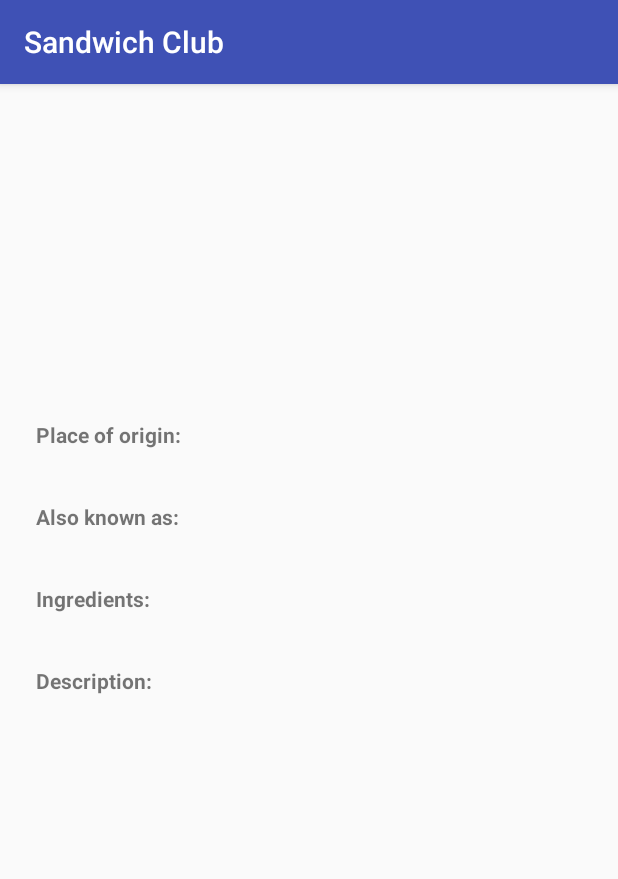
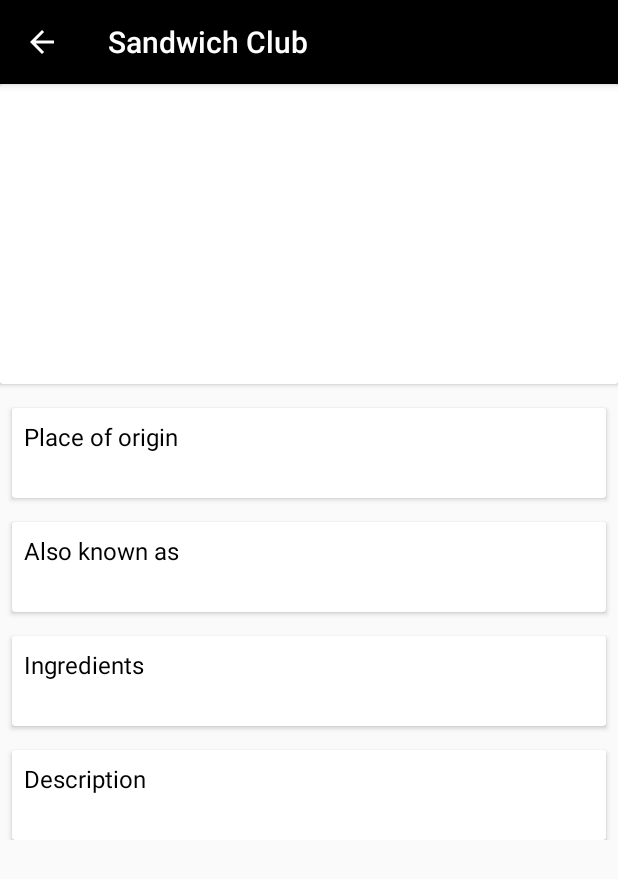
Before and after one commit to zizoh/Sandwich-Club, an Android app: the DetailActivity screen opened directly, with no data from a screen before it, on a phone screen of 412 x 824 dp. Shown: the top 879 px of the screen. Run offline under Robolectric (Android 15) with nearby library versions, the phone set to English and light mode, and no system bars; our stand-ins replace Picasso; 1 statement that could not run was skipped.

Commit message:
Visual Polish

```diff
--- a/app/build.gradle
+++ b/app/build.gradle
@@ -20,7 +20,8 @@ android {
 
 dependencies {
     implementation 'com.android.support.constraint:constraint-layout:1.0.2'
-    implementation fileTree(dir: 'libs', include: ['*.jar'])
+    implementation fileTree(include: ['*.jar'], dir: 'libs')
     implementation 'com.android.support:appcompat-v7:26.1.0'
     implementation 'com.squareup.picasso:picasso:2.5.2'
+    implementation 'com.android.support:cardview-v7:26.1.0'
 }
--- a/app/src/main/java/com/udacity/sandwichclub/MainActivity.java
+++ b/app/src/main/java/com/udacity/sandwichclub/MainActivity.java
@@ -42,4 +42,6 @@ public class MainActivity extends AppCompatActivity {
     // TODO 3: DetailActivity shows all Sandwich details correctly
     // TODO 4: Detail layout includes a ScrollView so all the details are visible in small screen devices
     // TODO 5: Sandwich details are shown in a sensible layout. For example, ingredients appear next to the ingredients label
+
+    // TODO 6: Fix url for shawarma image
 }
--- a/app/src/main/res/layout/activity_detail.xml
+++ b/app/src/main/res/layout/activity_detail.xml
@@ -1,117 +1,160 @@
 <?xml version="1.0" encoding="utf-8"?>
-<android.support.constraint.ConstraintLayout xmlns:android="http://schemas.android.com/apk/res/android"
+<ScrollView xmlns:android="http://schemas.android.com/apk/res/android"
     xmlns:tools="http://schemas.android.com/tools"
     android:layout_width="match_parent"
     android:layout_height="match_parent"
     xmlns:app="http://schemas.android.com/apk/res-auto"
-    tools:context="com.udacity.sandwichclub.DetailActivity"
-    android:paddingBottom="@dimen/activity_vertical_margin"
-    android:paddingLeft="@dimen/activity_horizontal_margin"
-    android:paddingRight="@dimen/activity_horizontal_margin"
-    android:paddingTop="@dimen/activity_vertical_margin">
+    tools:context="com.udacity.sandwichclub.DetailActivity">
+
+    <android.support.constraint.ConstraintLayout
+        android:layout_width="match_parent"
+        android:layout_height="wrap_content">
+
+        <android.support.v7.widget.CardView
+            android:id="@+id/image_cv"
+            android:layout_width="match_parent"
+            android:layout_height="wrap_content"
+            app:layout_constraintTop_toTopOf="parent"
+            app:layout_constraintLeft_toLeftOf="parent"
+            app:layout_constraintRight_toRightOf="parent">
 
             <ImageView
                 android:id="@+id/image_iv"
                 android:layout_width="match_parent"
-        android:layout_height="200dp"
+                android:layout_height="@dimen/detail_imageview_height"
                 android:adjustViewBounds="true"
                 android:contentDescription="@string/sandwich_picture_content_description"
-        android:scaleType="centerCrop"
-        app:layout_constraintTop_toTopOf="parent"
-        app:layout_constraintLeft_toLeftOf="parent"
-        app:layout_constraintRight_toRightOf="parent"
-        android:layout_marginBottom="@dimen/detail_items_vertical_padding" />
+                android:scaleType="centerCrop" />
+
+        </android.support.v7.widget.CardView>
+
+        <android.support.v7.widget.CardView
+            android:id="@+id/origin_cv"
+            android:layout_width="match_parent"
+            android:layout_height="wrap_content"
+            style="@style/cardViewStyle"
+            app:layout_constraintStart_toStartOf="parent"
+            app:layout_constraintTop_toBottomOf="@+id/image_cv">
+
+            <LinearLayout
+                android:layout_width="match_parent"
+                android:layout_height="wrap_content"
+                android:orientation="vertical">
 
                 <TextView
                     android:id="@+id/origin_label_tv"
                     android:layout_width="wrap_content"
                     android:layout_height="wrap_content"
-        android:layout_marginLeft="8dp"
-        android:layout_marginStart="8dp"
-        android:layout_marginTop="8dp"
                     android:text="@string/detail_place_of_origin_label"
-        android:textStyle="bold"
-        app:layout_constraintStart_toStartOf="parent"
-        app:layout_constraintTop_toBottomOf="@+id/image_iv" />
+                    style="@style/labelTextViewStyle" />
 
                 <TextView
                     android:id="@+id/origin_tv"
                     android:layout_width="wrap_content"
                     android:layout_height="wrap_content"
-        android:layout_marginLeft="8dp"
-        android:layout_marginStart="8dp"
-        android:layout_marginTop="8dp"
-        tools:text="@string/detail_place_of_origin"
+                    style="@style/textViewStyle"
+                    tools:text="@string/detail_place_of_origin" />
+
+            </LinearLayout>
+
+        </android.support.v7.widget.CardView>
+
+
+        <android.support.v7.widget.CardView
+            android:id="@+id/also_known_cv"
+            android:layout_width="match_parent"
+            android:layout_height="wrap_content"
+            style="@style/cardViewStyle"
             app:layout_constraintStart_toStartOf="parent"
-        app:layout_constraintTop_toBottomOf="@+id/origin_label_tv" />
+            app:layout_constraintTop_toBottomOf="@+id/origin_cv" >
+
+            <LinearLayout
+                android:layout_width="match_parent"
+                android:layout_height="wrap_content"
+                android:orientation="vertical">
 
                 <TextView
                     android:id="@+id/also_known_label_tv"
                     android:layout_width="wrap_content"
                     android:layout_height="wrap_content"
-        android:layout_marginLeft="8dp"
-        android:layout_marginStart="8dp"
-        android:layout_marginTop="8dp"
                     android:text="@string/detail_also_known_as_label"
-        android:textStyle="bold"
-        app:layout_constraintStart_toStartOf="parent"
-        app:layout_constraintTop_toBottomOf="@+id/origin_tv" />
+                    style="@style/labelTextViewStyle" />
 
                 <TextView
                     android:id="@+id/also_known_tv"
                     android:layout_width="wrap_content"
                     android:layout_height="wrap_content"
-        android:layout_marginLeft="8dp"
-        android:layout_marginStart="8dp"
-        android:layout_marginTop="8dp"
-        tools:text="@string/detail_also_known_as"
+                    style="@style/textViewStyle"
+                    tools:text="@string/detail_also_known_as" />
+
+            </LinearLayout>
+
+        </android.support.v7.widget.CardView>
+
+
+        <android.support.v7.widget.CardView
+            android:id="@+id/ingredients_cv"
+            android:layout_width="match_parent"
+            android:layout_height="wrap_content"
+            style="@style/cardViewStyle"
             app:layout_constraintStart_toStartOf="parent"
-        app:layout_constraintTop_toBottomOf="@+id/also_known_label_tv" />
+            app:layout_constraintTop_toBottomOf="@+id/also_known_cv">
+
+            <LinearLayout
+                android:layout_width="match_parent"
+                android:layout_height="wrap_content"
+                android:orientation="vertical">
 
                 <TextView
                     android:id="@+id/ingredients_label_tv"
                     android:layout_width="wrap_content"
                     android:layout_height="wrap_content"
-        android:layout_marginLeft="8dp"
-        android:layout_marginStart="8dp"
-        android:layout_marginTop="8dp"
                     android:text="@string/detail_ingredients_label"
-        android:textStyle="bold"
-        app:layout_constraintStart_toStartOf="parent"
-        app:layout_constraintTop_toBottomOf="@+id/also_known_tv" />
+                    style="@style/labelTextViewStyle" />
 
                 <TextView
                     android:id="@+id/ingredients_tv"
                     android:layout_width="wrap_content"
                     android:layout_height="wrap_content"
-        android:layout_marginLeft="8dp"
-        android:layout_marginStart="8dp"
-        android:layout_marginTop="8dp"
-        tools:text="@string/detail_ingredients"
+                    style="@style/textViewStyle"
+                    tools:text="@string/detail_ingredients" />
+
+            </LinearLayout>
+
+        </android.support.v7.widget.CardView>
+
+
+        <android.support.v7.widget.CardView
+            android:id="@+id/description_cv"
+            android:layout_width="match_parent"
+            android:layout_height="wrap_content"
+            style="@style/cardViewStyle"
             app:layout_constraintStart_toStartOf="parent"
-        app:layout_constraintTop_toBottomOf="@+id/ingredients_label_tv"/>
+            app:layout_constraintTop_toBottomOf="@+id/ingredients_cv">
+
+            <LinearLayout
+                android:layout_width="match_parent"
+                android:layout_height="wrap_content"
+                android:orientation="vertical">
 
                 <TextView
                     android:id="@+id/description_label_tv"
                     android:layout_width="wrap_content"
                     android:layout_height="wrap_content"
-        android:layout_marginLeft="8dp"
-        android:layout_marginStart="8dp"
-        android:layout_marginTop="8dp"
                     android:text="@string/detail_description_label"
-        android:textStyle="bold"
-        app:layout_constraintStart_toStartOf="parent"
-        app:layout_constraintTop_toBottomOf="@+id/ingredients_tv"/>
+                    style="@style/labelTextViewStyle" />
 
                 <TextView
                     android:id="@+id/description_tv"
                     android:layout_width="wrap_content"
                     android:layout_height="wrap_content"
-        android:layout_marginLeft="8dp"
-        android:layout_marginStart="8dp"
-        android:layout_marginTop="8dp"
-        tools:text="@string/detail_description"
-        app:layout_constraintStart_toStartOf="parent"
-        app:layout_constraintTop_toBottomOf="@+id/description_label_tv"/>
+                    style="@style/textViewStyle"
+                    tools:text="@string/detail_description" />
+
+            </LinearLayout>
+
+        </android.support.v7.widget.CardView>
 
     </android.support.constraint.ConstraintLayout>
+
+</ScrollView>
--- a/app/src/main/res/values/colors.xml
+++ b/app/src/main/res/values/colors.xml
@@ -1,6 +1,9 @@
 <?xml version="1.0" encoding="utf-8"?>
 <resources>
-    <color name="colorPrimary">#3F51B5</color>
-    <color name="colorPrimaryDark">#303F9F</color>
+    <color name="colorPrimary">#ff000000</color>
+    <color name="colorPrimaryDark">#ff000000</color>
     <color name="colorAccent">#FF4081</color>
+
+    <color name="textColor">#ff000000</color>
+
 </resources>
--- a/app/src/main/res/values/dimens.xml
+++ b/app/src/main/res/values/dimens.xml
@@ -3,5 +3,11 @@
     <dimen name="activity_horizontal_margin">16dp</dimen>
     <dimen name="activity_vertical_margin">16dp</dimen>
 
-    <dimen name="detail_items_vertical_padding">8dp</dimen>
+    <dimen name="detail_imageview_height">200dp</dimen>
+    <dimen name="detail_items_padding">8dp</dimen>
+    <dimen name="detail_items_vertical_margin">8dp</dimen>
+    <dimen name="detail_cardview_vertical_margin">16dp</dimen>
+    <dimen name="detail_cardview_horizontal_margin">8dp</dimen>
+
+    <dimen name="detail_items_textsize">16sp</dimen>
 </resources>
--- a/app/src/main/res/values/strings.xml
+++ b/app/src/main/res/values/strings.xml
@@ -2,14 +2,14 @@
     <string name="app_name">Sandwich Club</string>
 
     <!-- Detail Activity-->
-    <string name="detail_also_known_as_label">Also known as:</string>
+    <string name="detail_also_known_as_label">Also known as</string>
     <string name="detail_also_known_as">Bosner</string>
-    <string name="detail_place_of_origin_label">Place of origin:</string>
+    <string name="detail_place_of_origin_label">Place of origin</string>
     <string name="detail_place_of_origin">Austria</string>
-    <string name="detail_description_label">Description:</string>
+    <string name="detail_description_label">Description</string>
     <string name="detail_description">Bosna is a spicy Austrian fast food dish, said to have originated
         in either Salzburg or Linz. It is now popular all over western Austria and southern Bavaria.</string>
-    <string name="detail_ingredients_label">Ingredients:</string>
+    <string name="detail_ingredients_label">Ingredients</string>
     <string name="detail_ingredients">Sliced bread, Cheese, Ham</string>
 
     <!-- Content descriptions-->
--- a/app/src/main/res/values/styles.xml
+++ b/app/src/main/res/values/styles.xml
@@ -8,4 +8,33 @@
         <item name="colorAccent">@color/colorAccent</item>
     </style>
 
+    <!-- Detail cardview styles. -->
+    <style name="cardViewStyle">
+        <item name="android:layout_marginTop">@dimen/detail_cardview_vertical_margin</item>
+        <item name="android:layout_marginRight">@dimen/detail_cardview_horizontal_margin</item>
+        <item name="android:layout_marginEnd">@dimen/detail_cardview_horizontal_margin</item>
+        <item name="android:layout_marginBottom">@dimen/detail_cardview_vertical_margin</item>
+        <item name="android:layout_marginLeft">@dimen/detail_cardview_horizontal_margin</item>
+        <item name="android:layout_marginStart">@dimen/detail_cardview_horizontal_margin</item>
+    </style>
+
+    <!-- Detail labels textviews styles. -->
+    <style name="labelTextViewStyle">
+        <item name="android:textColor">@color/textColor</item>
+        <item name="android:layout_marginTop">@dimen/detail_items_vertical_margin</item>
+        <item name="android:paddingLeft">@dimen/detail_items_padding</item>
+        <item name="android:paddingStart">@dimen/detail_items_padding</item>
+        <item name="android:textSize">@dimen/detail_items_textsize</item>
+    </style>
+
+    <!-- Detail textviews styles. -->
+    <style name="textViewStyle">
+        <item name="android:layout_marginBottom">@dimen/detail_items_vertical_margin</item>
+        <item name="android:paddingLeft">@dimen/detail_items_padding</item>
+        <item name="android:paddingStart">@dimen/detail_items_padding</item>
+        <item name="android:paddingRight">@dimen/detail_items_padding</item>
+        <item name="android:paddingEnd">@dimen/detail_items_padding</item>
+        <item name="android:textSize">@dimen/detail_items_textsize</item>
+    </style>
+
 </resources>
```
Also changed, not shown: app/src/main/AndroidManifest.xml (+7 -1 lines). Lines whose indentation alone changed are shown as unchanged.
